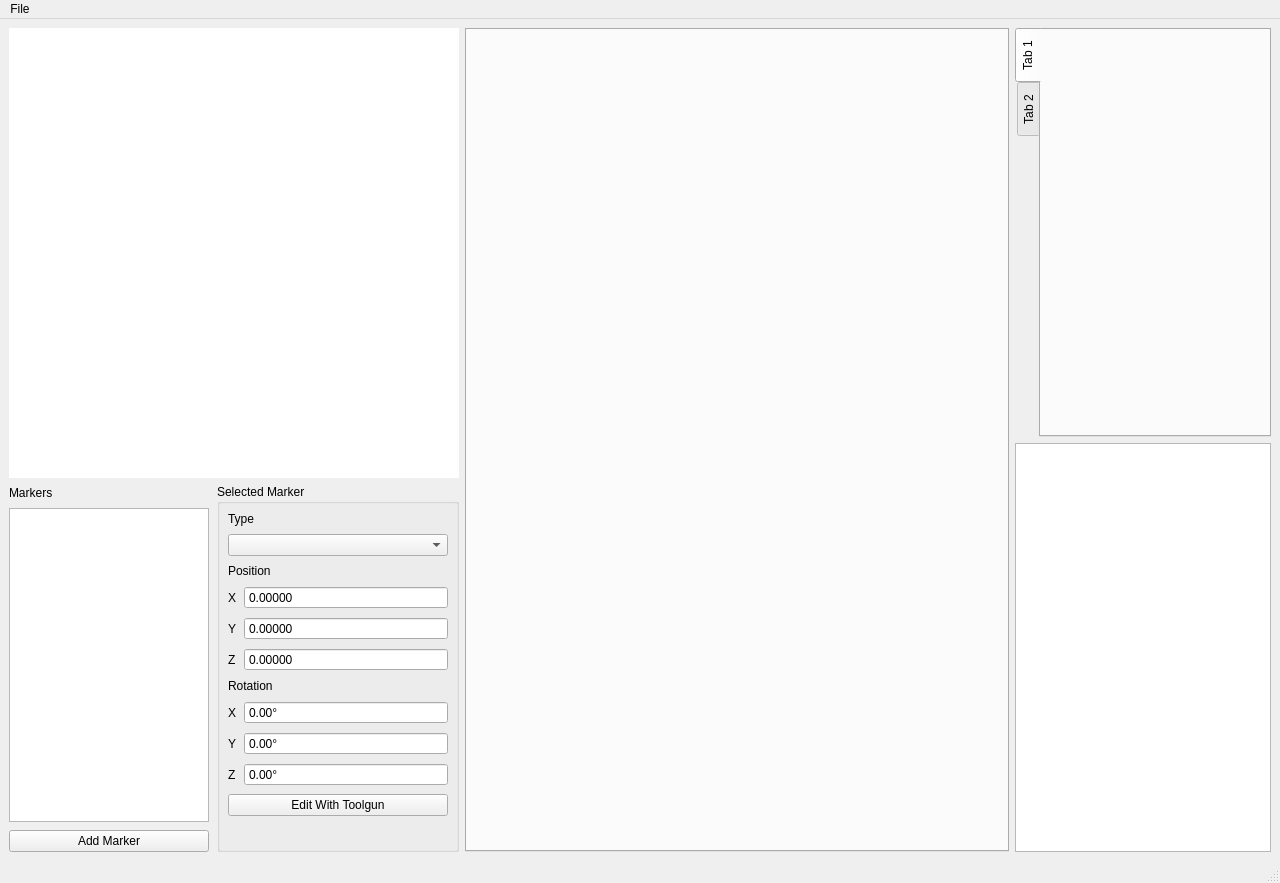
Above: mainwindow.ui from RoyalBlue1/FrontierEditor before the change. Below: the same form after it.
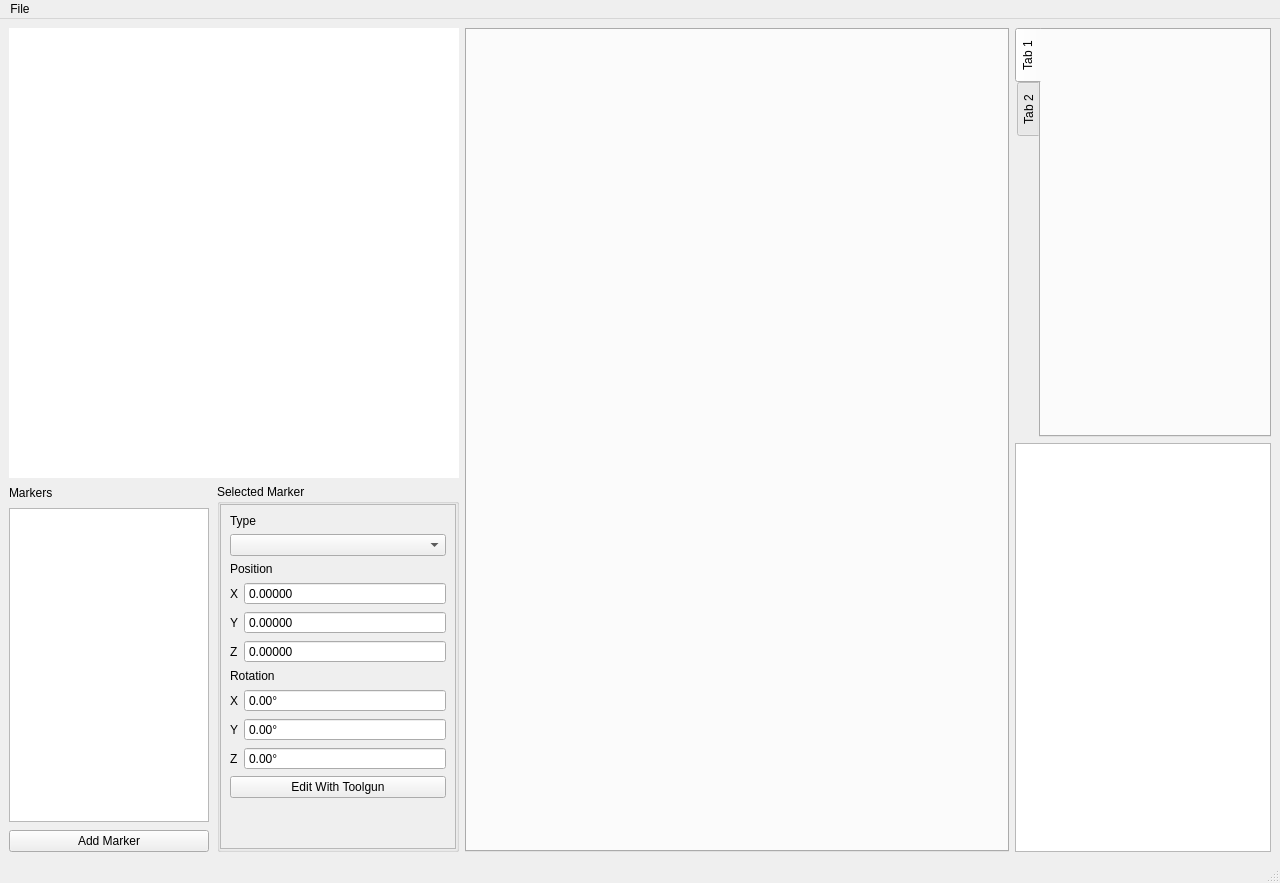
That is the form after the change. Custom widgets are drawn as their Qt base class.

What changed in the file:
```diff
--- a/mainwindow.ui
+++ b/mainwindow.ui
@@ -108,22 +108,20 @@
             <number>0</number>
            </property>
            <item>
-            <layout class="QVBoxLayout" name="verticalLayout_5">
-             <property name="spacing">
-              <number>8</number>
+            <widget class="QScrollArea" name="scrollArea">
+             <property name="widgetResizable">
+              <bool>true</bool>
              </property>
-             <property name="leftMargin">
-              <number>8</number>
-             </property>
-             <property name="topMargin">
-              <number>8</number>
-             </property>
-             <property name="rightMargin">
-              <number>8</number>
-             </property>
-             <property name="bottomMargin">
-              <number>8</number>
-             </property>
+             <widget class="QWidget" name="scrollVLayout">
+              <property name="geometry">
+               <rect>
+                <x>0</x>
+                <y>0</y>
+                <width>195</width>
+                <height>374</height>
+               </rect>
+              </property>
+              <layout class="QVBoxLayout" name="verticalLayout_3">
              <item>
               <widget class="QLabel" name="label">
                <property name="sizePolicy">
@@ -348,6 +346,8 @@
               </spacer>
              </item>
             </layout>
+             </widget>
+            </widget>
            </item>
           </layout>
          </widget>
```
Left out of the diff: 74 changed lines with no effect on the pictures. Lines whose indentation alone changed are shown as unchanged.
